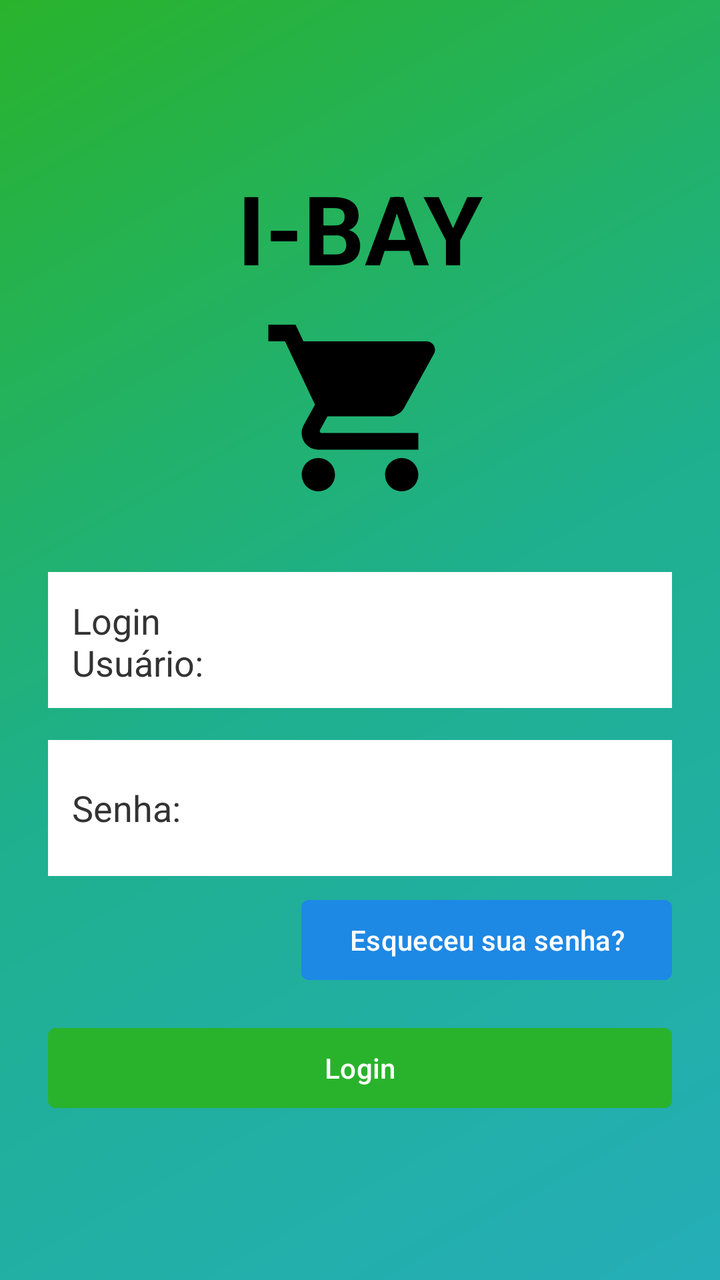
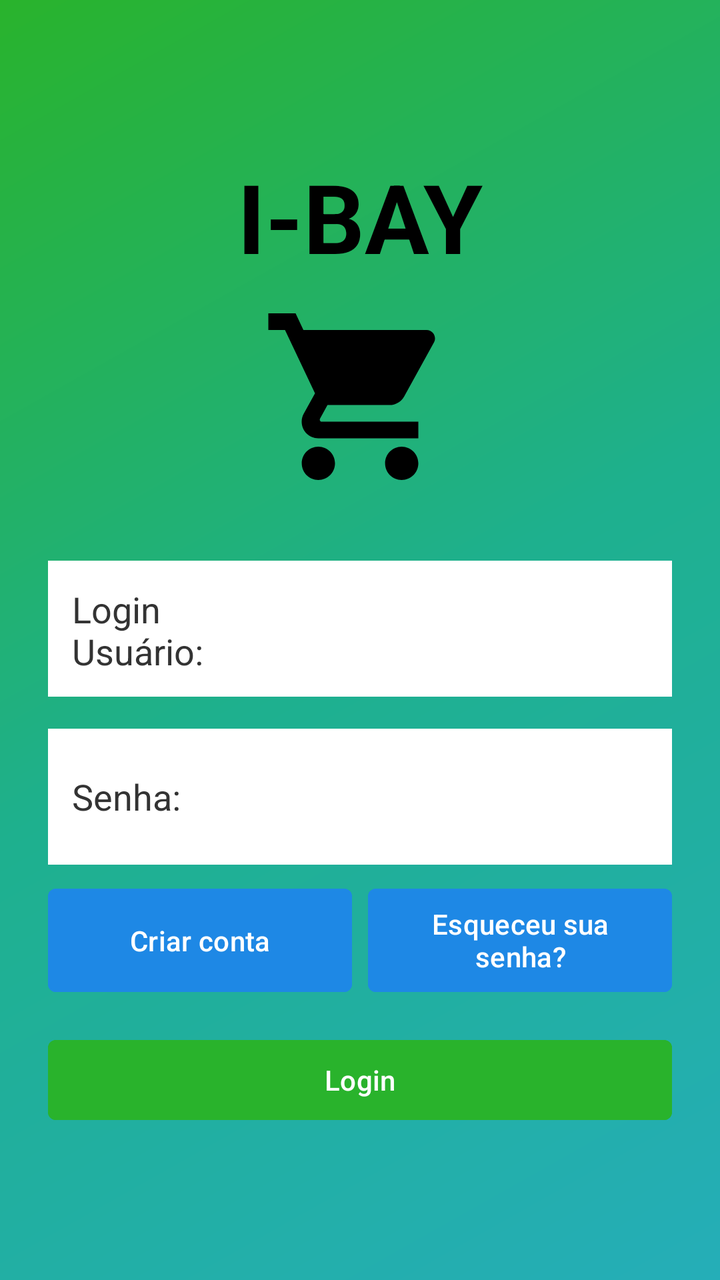

Before-and-after screenshots of an Android layout around one commit, followed by the original layout XML and the change that was made.
<!-- AndroidManifest.xml: application theme Theme.IBAY -->
<!-- res/layout/activity_main.xml -->
<?xml version="1.0" encoding="utf-8"?>
<androidx.constraintlayout.widget.ConstraintLayout xmlns:android="http://schemas.android.com/apk/res/android"
    xmlns:app="http://schemas.android.com/apk/res-auto"
    xmlns:tools="http://schemas.android.com/tools"
    android:id="@+id/main"
    android:layout_width="match_parent"
    android:layout_height="match_parent"
    tools:context=".MainActivity">

    <LinearLayout
        android:layout_width="match_parent"
        android:layout_height="match_parent"
        android:background="@drawable/bg_gradiente"
        android:gravity="center"
        android:orientation="vertical"
        android:padding="24dp"
        app:layout_constraintBottom_toBottomOf="parent"
        app:layout_constraintEnd_toEndOf="parent"
        app:layout_constraintStart_toStartOf="parent"
        app:layout_constraintTop_toTopOf="parent">

        <TextView
            android:id="@+id/textView0"
            android:layout_width="wrap_content"
            android:layout_height="wrap_content"
            android:layout_marginBottom="8dp"
            android:text="I-BAY"
            android:textColor="#000000"
            android:textSize="48sp"
            android:textStyle="bold" />

        <ImageView
            android:id="@+id/imageView2"
            android:layout_width="100dp"
            android:layout_height="100dp"
            android:layout_marginBottom="32dp"
            app:srcCompat="@drawable/ic_carrinho" />

        <EditText
            android:id="@+id/editTextText"
            android:layout_width="match_parent"
            android:layout_height="68dp"
            android:layout_marginBottom="16dp"
            android:background="#FFFFFF"
            android:ems="10"
            android:hint="Login\nUsuário:"
            android:inputType="text"
            android:padding="12dp"
            android:textColor="#000000"
            android:textColorHint="#333333" />

        <EditText
            android:id="@+id/editTextText2"
            android:layout_width="match_parent"
            android:layout_height="68dp"
            android:layout_marginBottom="8dp"
            android:background="#FFFFFF"
            android:ems="10"
            android:hint="Senha:"
            android:inputType="textPassword"
            android:padding="12dp"
            android:textColor="#000000"
            android:textColorHint="#333333" />

        <Button
            android:id="@+id/button"
            android:layout_width="wrap_content"
            android:layout_height="wrap_content"
            android:layout_gravity="end"
            android:layout_marginBottom="16dp"
            android:backgroundTint="#1E88E5"
            android:text="Esqueceu sua senha?"
            android:textAlignment="center"
            android:textColor="#FFFFFF"
            app:cornerRadius="4dp" />

        <Button
            android:id="@+id/button2"
            android:layout_width="match_parent"
            android:layout_height="wrap_content"
            android:backgroundTint="#29B32C"
            android:text="Login"
            android:textColor="#FFFFFF"
            app:cornerRadius="4dp" />

    </LinearLayout>
</androidx.constraintlayout.widget.ConstraintLayout>
<!-- resources referenced by this layout -->
<resources>
  <!-- drawable bg_gradiente (drawable) -->
  <?xml version="1.0" encoding="utf-8"?>
  <shape xmlns:android="http://schemas.android.com/apk/res/android">
      <gradient
          android:type="linear"
          android:angle="315"
          android:startColor="#29B32C"
          android:centerColor="#1EB08E"
          android:endColor="#25AEB8" />
  </shape>
  <!-- drawable ic_carrinho (drawable) -->
  <vector xmlns:android="http://schemas.android.com/apk/res/android" android:height="24dp" android:tint="#000000" android:viewportHeight="24" android:viewportWidth="24" android:width="24dp">
        
      <path android:fillColor="@android:color/white" android:pathData="M7,18c-1.1,0 -1.99,0.9 -1.99,2S5.9,22 7,22s2,-0.9 2,-2 -0.9,-2 -2,-2zM1,2v2h2l3.6,7.59 -1.35,2.45c-0.16,0.28 -0.25,0.61 -0.25,0.96 0,1.1 0.9,2 2,2h12v-2L7.42,15c-0.14,0 -0.25,-0.11 -0.25,-0.25l0.03,-0.12 0.9,-1.63h7.45c0.75,0 1.41,-0.41 1.75,-1.03l3.58,-6.49c0.08,-0.14 0.12,-0.31 0.12,-0.48 0,-0.55 -0.45,-1 -1,-1L5.21,4l-0.94,-2L1,2zM17,18c-1.1,0 -1.99,0.9 -1.99,2s0.89,2 1.99,2 2,-0.9 2,-2 -0.9,-2 -2,-2z"/>
      
  </vector>
  <style name="Theme.IBAY" parent="Base.Theme.IBAY" />
  <style name="Base.Theme.IBAY" parent="Theme.Material3.DayNight.NoActionBar">
          
          
      </style>
</resources>

<!-- the commit's change to res/layout/activity_main.xml (unified diff, before → after) -->
@@ -62,20 +62,41 @@
             android:textColor="#000000"
             android:textColorHint="#333333" />
 
-        <Button
-            android:id="@+id/button"
-            android:layout_width="wrap_content"
+        <LinearLayout
+            android:layout_width="match_parent"
             android:layout_height="wrap_content"
-            android:layout_gravity="end"
             android:layout_marginBottom="16dp"
-            android:backgroundTint="#1E88E5"
-            android:text="Esqueceu sua senha?"
-            android:textAlignment="center"
-            android:textColor="#FFFFFF"
-            app:cornerRadius="4dp" />
+            android:gravity="end"
+            android:orientation="horizontal">
+
+            <Button
+                android:id="@+id/buttoncriar"
+                android:layout_width="0dp"
+                android:layout_height="match_parent"
+                android:layout_marginEnd="4dp"
+                android:layout_weight="1"
+                android:backgroundTint="#1E88E5"
+                android:text="Criar conta"
+                android:textAlignment="center"
+                android:textColor="#FFFFFF"
+                app:cornerRadius="4dp" />
+
+            <Button
+                android:id="@+id/btnesqueceu"
+                android:layout_width="0dp"
+                android:layout_height="match_parent"
+                android:layout_marginStart="4dp"
+                android:layout_weight="1"
+                android:backgroundTint="#1E88E5"
+                android:text="Esqueceu sua senha?"
+                android:textAlignment="center"
+                android:textColor="#FFFFFF"
+                app:cornerRadius="4dp" />
+
+        </LinearLayout>
 
         <Button
-            android:id="@+id/button2"
+            android:id="@+id/buttonlogin"
             android:layout_width="match_parent"
             android:layout_height="wrap_content"
             android:backgroundTint="#29B32C"
@@ -84,4 +105,5 @@
             app:cornerRadius="4dp" />
 
     </LinearLayout>
+
 </androidx.constraintlayout.widget.ConstraintLayout>
